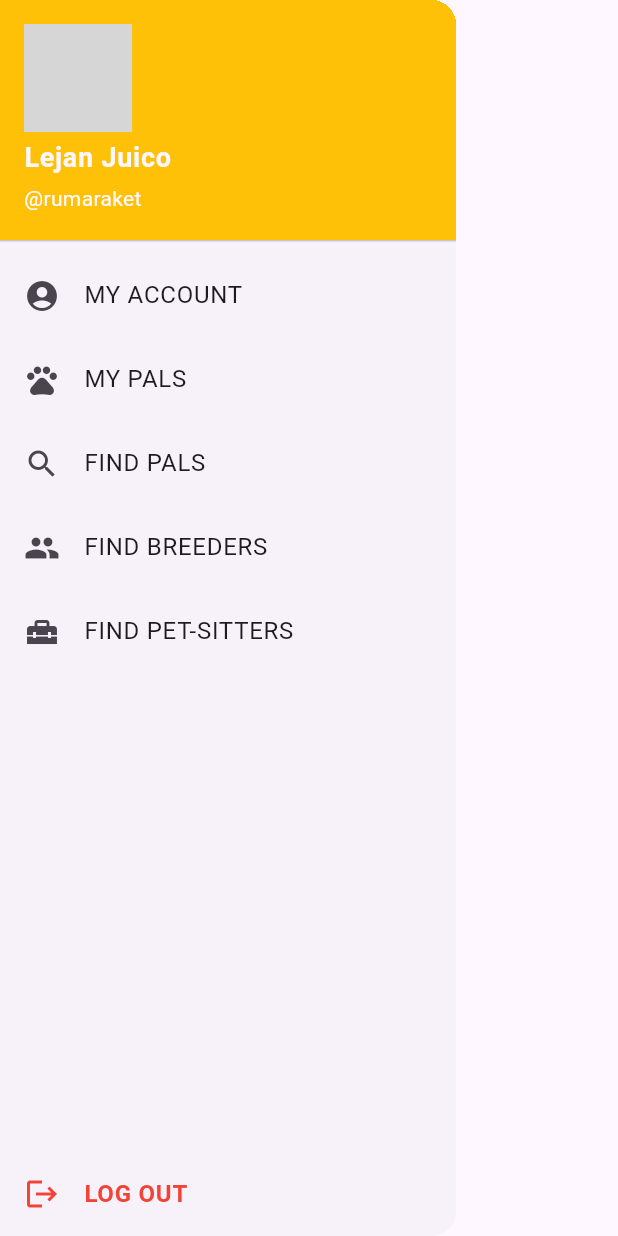
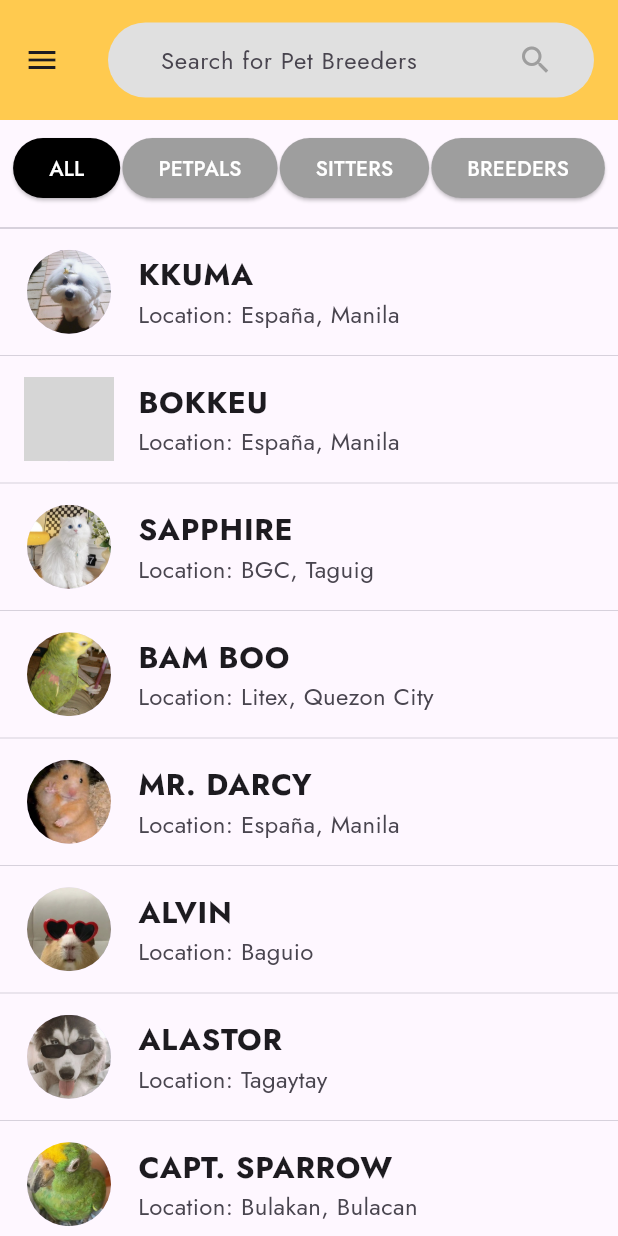
Before and after one commit to deinslejan/final_project_petpals, a Flutter app: the HamburgerMenu widget shown alone on an empty page, opened directly, after a tap on "MY PALS", on a phone screen of 412 x 824 dp. Run offline on Flutter 3.47's test engine with Material 3 defaults, Android fonts, the light colour scheme and no system bars; our stand-ins replace google_fonts; grey boxes are pictures that could not be loaded.

Commit message:
MODIFICATIONS: - chatPage.dart - findPetSitterspage.dart - hamburger_menu.dart
added chatPage and resolved findPetSitterspage.dart along with navigator.push in hamburger_menu

```diff
--- /dev/null
+++ b/lib/pages/chatPage.dart
@@ -0,0 +1,228 @@
+import 'package:flutter/material.dart';
+import 'package:google_fonts/google_fonts.dart';
+import 'hamburger_menu.dart';
+
+class ChatPage extends StatefulWidget {
+  const ChatPage({super.key});
+
+  @override
+  State<ChatPage> createState() => _ChatPageFilter();
+}
+
+class _ChatPageFilter extends State<ChatPage> {
+  // Data for each category
+  final List<Map<String, dynamic>> _petPals = [
+    {"name": "KKUMA", "location": "España, Manila", "image": "images/kkuma.png"},
+    {"name": "BOKKEU", "location": "España, Manila", "image": "images/bokkeu.png"},
+    {"name": "SAPPHIRE", "location": "BGC, Taguig", "image": "images/sapphire.png"},
+    {"name": "BAM BOO", "location": "Litex, Quezon City", "image": "images/bamboo.png"},
+    {"name": "MR. DARCY", "location": "España, Manila", "image": "images/darcy.png"},
+    {"name": "ALVIN", "location": "Baguio", "image": "images/alvin.png"},
+    {"name": "ALASTOR", "location": "Tagaytay", "image": "images/alastor.png"},
+    {"name": "CAPT. SPARROW", "location": "Bulakan, Bulacan", "image": "images/sparrow.png"},
+    {"name": "SIMBA", "location": "Silang, Cavite", "image": "images/simba.png"},
+  ];
+
+  final List<Map<String, dynamic>> _petBreeders = [
+    {"name": "DIEGO", "location": "Makati City", "image": "images/petBreeders/diego.png"},
+    {"name": "MJ", "location": "BGC, Taguig", "image": "images/petBreeders/mj.png"},
+    {"name": "MARK", "location": "Baguio City", "image": "images/petBreeders/mark.png"},
+    {"name": "SAMUEL", "location": "Jaro, Iloilo", "image": "images/petBreeders/samuel.png"},
+    {"name": "BEYONCE", "location": "España, Manila", "image": "images/petBreeders/beyonce.png"},
+    {"name": "JAMES", "location": "Poblacion, Makati", "image": "images/alvin.png"},
+    {"name": "GISELLE", "location": "Taft Ave, Manila", "image": "images/petBreeders/giselle.png"},
+    {"name": "CHARLIE", "location": "España, Manila", "image": "images/petBreeders/charlie.png"},
+  ];
+
+  final List<Map<String, dynamic>> _petSitters = [
+    {"name": "MIGOY", "location": "Bulacan", "image": "images/petSitters/mingyu.png"},
+    {"name": "BASTI", "location": "España, Manila", "image": "images/petSitters/jeno.png"},
+    {"name": "LEJAN", "location": "Novaliches, Quezon City", "image": "images/petSitters/lejan.png"},
+    {"name": "JAMIE", "location": "Makati City", "image": "images/petSitters/jamie.png"},
+    {"name": "JELO", "location": "España, Manila", "image": "images/petSitters/jeonghan.png"},
+    {"name": "BEA", "location": "San Jose del Monte, Bulacan", "image": "images/petSitters/bea.png"},
+    {"name": "HANBIN", "location": "Valenzuela", "image": "images/petSitters/haobin1.png"},
+    {"name": "HAO", "location": "Valenzuela", "image": "images/petSitters/haobin2.png"},
+  ];
+
+  List<Map<String, dynamic>> _foundUsers = [];
+  String _selectedRole = "ALL";
+
+  @override
+  void initState() {
+    _filterByRole("ALL");
+    super.initState();
+  }
+
+  void _filterByRole(String role) {
+    List<Map<String, dynamic>> results;
+    switch (role) {
+      case "PETPALS":
+        results = _petPals;
+        break;
+      case "BREEDERS":
+        results = _petBreeders;
+        break;
+      case "SITTERS":
+        results = _petSitters;
+        break;
+      default:
+        results = [..._petPals, ..._petBreeders, ..._petSitters];
+    }
+
+    setState(() {
+      _selectedRole = role;
+      _foundUsers = results;
+    });
+  }
+
+  void _runFilter(String query) {
+    List<Map<String, dynamic>> results = [];
+
+    if (query.isEmpty) {
+      // If search is empty, reset the filter
+      _filterByRole(_selectedRole);
+    } else {
+      // Select the active list based on the current role
+      List<Map<String, dynamic>> activeList;
+
+      switch (_selectedRole) {
+        case "PETPALS":
+          activeList = _petPals;
+          break;
+        case "BREEDERS":
+          activeList = _petBreeders;
+          break;
+        case "SITTERS":
+          activeList = _petSitters;
+          break;
+        default:
+          activeList = [..._petPals, ..._petBreeders, ..._petSitters];
+      }
+
+      // Filter users where the name starts with the search keyword
+      results = activeList.where((user) {
+        String userName = user["name"]?.toLowerCase().trim() ?? ""; // Safely handle null
+        String keyword = query.toLowerCase().trim();
+        print('Comparing: "$userName" starts with "$keyword"'); // Debugging log
+        return userName.startsWith(keyword);
+      }).toList();
+
+      setState(() {
+        _foundUsers = results;
+      });
+    }
+  }
+
+  Widget _buildFilterButton(String role, String label) {
+    return ElevatedButton(
+      onPressed: () => _filterByRole(role),
+      style: ElevatedButton.styleFrom(
+        backgroundColor: _selectedRole == role ? Colors.black : Colors.grey,
+        foregroundColor: Colors.white,
+        shape: RoundedRectangleBorder(borderRadius: BorderRadius.circular(20)),
+      ),
+      child: Text(label),
+    );
+  }
+
+  @override
+  Widget build(BuildContext context) {
+    return MaterialApp(
+      theme: ThemeData(textTheme: GoogleFonts.jostTextTheme()), // Apply the Jost font
+      home: Scaffold(
+        appBar: AppBar(
+          toolbarHeight: 80, // Increase AppBar height
+          backgroundColor: const Color(0xFFFFCA4F),
+          title: Container(
+            height: 50,
+            width: 390,
+            decoration: BoxDecoration(
+              color: Colors.grey[300],
+              borderRadius: BorderRadius.circular(25),
+            ),
+            child: Padding(
+              padding: const EdgeInsets.symmetric(horizontal: 15),
+              child: Row(
+                mainAxisAlignment: MainAxisAlignment.start,
+                children: [
+                  const SizedBox(width: 10),
+                  Expanded(
+                    child: TextField(
+                      onChanged: (value) => _runFilter(value), // Search function
+                      decoration: const InputDecoration(
+                        hintText: 'Search for Pet Breeders',
+                        border: InputBorder.none,
+                        contentPadding: EdgeInsets.only(left: 10),
+                      ),
+                    ),
+                  ),
+                  IconButton(
+                    icon: const Icon(Icons.search, color: Colors.grey),
+                    onPressed: () {
+                      // Placeholder for search button functionality
+                    },
+                  ),
+                ],
+              ),
+            ),
+          ),
+          centerTitle: true,
+        ),
+        drawer: HamburgerMenu(), // Sidebar menu
+        body: Column(
+          children: [
+            // Role Filter Buttons
+            Padding(
+              padding: const EdgeInsets.all(8.0),
+              child: Row(
+                mainAxisAlignment: MainAxisAlignment.spaceAround,
+                children: [
+                  _buildFilterButton("ALL", "ALL"),
+                  _buildFilterButton("PETPALS", "PETPALS"),
+                  _buildFilterButton("SITTERS", "SITTERS"),
+                  _buildFilterButton("BREEDERS", "BREEDERS"),
+                ],
+              ),
+            ),
+            const Divider(thickness: 1),
+
+            // List of Filtered and Searched Users
+            Expanded(
+              child: _foundUsers.isNotEmpty
+                  ? ListView.separated(
+                itemBuilder: (context, index) {
+                  return ListTile(
+                    leading: CircleAvatar(
+                      backgroundImage:
+                      AssetImage(_foundUsers[index]['image']),
+                      radius: 30,
+                    ),
+                    title: Text(
+                      _foundUsers[index]['name'],
+                      style: const TextStyle(
+                          fontSize: 20, fontWeight: FontWeight.bold),
+                    ),
+                    subtitle: Text(
+                      "Location: ${_foundUsers[index]['location']}",
+                      style: const TextStyle(fontSize: 16),
+                    ),
+                  );
+                },
+                separatorBuilder: (context, index) =>
+                const Divider(thickness: 0.5),
+                itemCount: _foundUsers.length,
+              )
+                  : const Center(
+                child: Text(
+                  'No results found',
+                  style: TextStyle(fontSize: 18),
+                ),
+              ),
+            ),
+          ],
+        ),
+      ),
+    );
+  }
+}
```
Also changed, not shown: lib/pages/findPetSitterspage.dart (+21 -22 lines), lib/pages/hamburger_menu.dart (+35 -5 lines).
